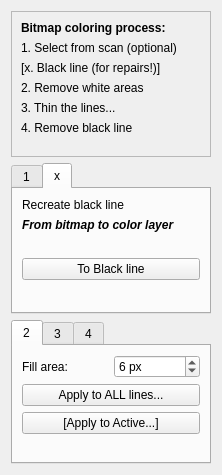
pencil2d/pencil, file app/ui/bitmapcoloringwidget.ui: the form before one commit.
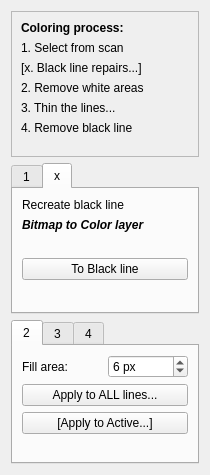
The form after the commit. The open tabs and pages were chosen to show the change.

Commit message: Enhanced thin algorithm

The edit to the form file:
```diff
--- a/app/ui/bitmapcoloringwidget.ui
+++ b/app/ui/bitmapcoloringwidget.ui
@@ -6,7 +6,7 @@
    <rect>
     <x>0</x>
     <y>0</y>
-    <width>222</width>
+    <width>205</width>
     <height>475</height>
    </rect>
   </property>
@@ -32,21 +32,21 @@
          </font>
         </property>
         <property name="text">
-         <string>Bitmap coloring process:</string>
+         <string>Coloring process:</string>
         </property>
        </widget>
       </item>
       <item>
        <widget class="QLabel" name="lab1_2a">
         <property name="text">
-         <string>1. Select from scan (optional)</string>
+         <string>1. Select from scan</string>
         </property>
        </widget>
       </item>
       <item>
        <widget class="QLabel" name="label_6">
         <property name="text">
-         <string>[x. Black line (for repairs!)]</string>
+         <string>[x. Black line repairs...]</string>
         </property>
        </widget>
       </item>
@@ -190,7 +190,7 @@
           </font>
          </property>
          <property name="text">
-          <string>From bitmap to color layer</string>
+          <string>Bitmap to Color layer</string>
          </property>
         </widget>
        </item>
```
The commit also changes 1 other file.
